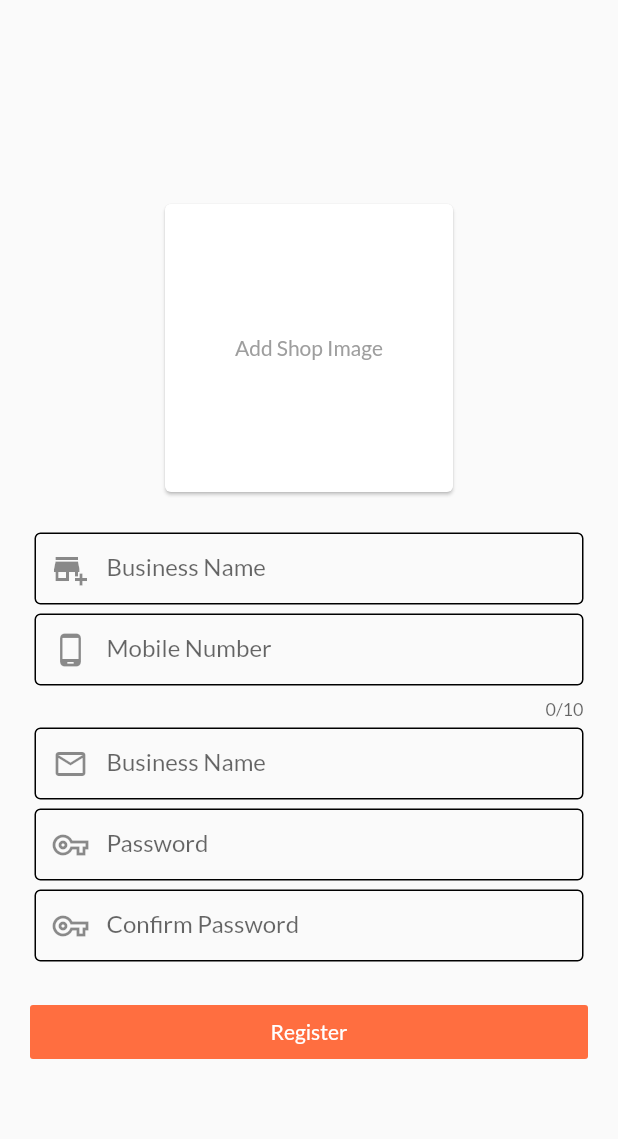
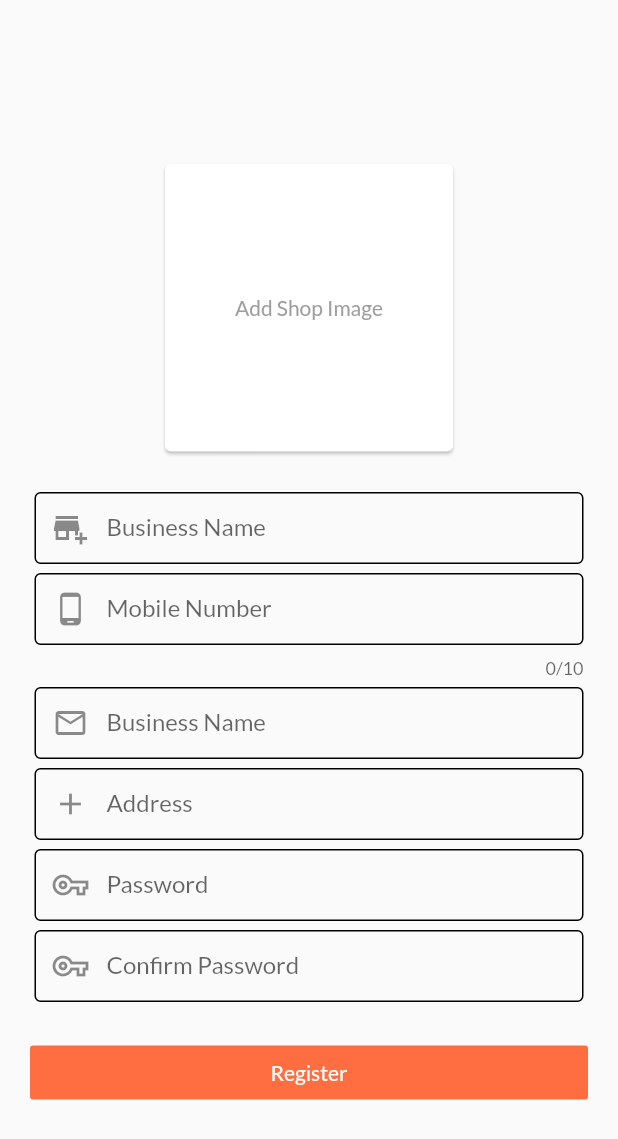
Before and after one commit to mariapru4/delivery-shop-, a Flutter app: the RegisterScreen screen opened by its route, on a phone screen of 412 x 824 dp. Shown: the top 1139 px of the screen. Run offline on Flutter 3.47's test engine with Material 2 defaults, Android fonts, the phone set to English and light mode, and no system bars; our stand-ins replace carousel_slider, cloud_firestore, dots_indicator, email_validator, firebase_auth, firebase_core and 7 more; accounts and stored records are empty.

Commit message:
fixed issues add address

```diff
--- a/lib/providers/auth_provider.dart
+++ b/lib/providers/auth_provider.dart
@@ -19,6 +19,7 @@ class AuthProvider with ChangeNotifier {
   String pickerError = '';
   bool isPicAvail = false;
   String? email;
+  String? address;
 
 //reduce image size
   Future<File> getImage() async {
@@ -223,7 +224,7 @@ class AuthProvider with ChangeNotifier {
 
   //save vendor data to firebase
   Future<void> saveVendorDataToDb(
-      {String? url, String? shopName, String? mobile}) async {
+      {String? url, String? shopName, String? mobile, String? address}) async {
     User? user = FirebaseAuth.instance.currentUser;
     DocumentReference _vendors =
         FirebaseFirestore.instance.collection('vendors').doc(user!.uid);
@@ -237,7 +238,8 @@ class AuthProvider with ChangeNotifier {
       'totalRating': 0,
       'isTopPicked': true,
       'imageUrl': url,
-      'accVerified': true
+      'accVerified': true,
+      'address': address
     });
     return null;
   }
--- a/lib/widgets/register_form.dart
+++ b/lib/widgets/register_form.dart
@@ -22,6 +22,7 @@ class _RegisterFormState extends State<RegisterForm> {
   var _passwordTextController = TextEditingController();
   var _nameTextController = TextEditingController();
   String? email;
+  String? address;
   String? password;
   String? mobile;
   String? shopName;
@@ -137,6 +138,31 @@ class _RegisterFormState extends State<RegisterForm> {
                     decoration: InputDecoration(
                       prefixIcon: Icon(Icons.email_outlined),
                       labelText: 'Business Name',
+                      contentPadding: EdgeInsets.zero,
+                      enabledBorder: OutlineInputBorder(),
+                      focusedBorder: OutlineInputBorder(
+                          borderSide: BorderSide(
+                              width: 2, color: Theme.of(context).primaryColor)),
+                      focusColor: Theme.of(context).primaryColor,
+                    ),
+                  ),
+                ),
+                Padding(
+                  padding: const EdgeInsets.all(3.0),
+                  child: TextFormField(
+                    keyboardType: TextInputType.streetAddress,
+                    validator: (value) {
+                      if (value!.isEmpty) {
+                        return 'Enter Your Address';
+                      }
+                      setState(() {
+                        address = value;
+                      });
+                      return null;
+                    },
+                    decoration: InputDecoration(
+                      prefixIcon: Icon(Icons.add),
+                      labelText: 'Address',
                       contentPadding: EdgeInsets.zero,
                       enabledBorder: OutlineInputBorder(),
                       focusedBorder: OutlineInputBorder(
@@ -267,6 +293,7 @@ class _RegisterFormState extends State<RegisterForm> {
                                         url: url,
                                         mobile: mobile,
                                         shopName: shopName,
+                                        address: address,
                                       )
                                           .then((value) {
                                         setState(() {
```
